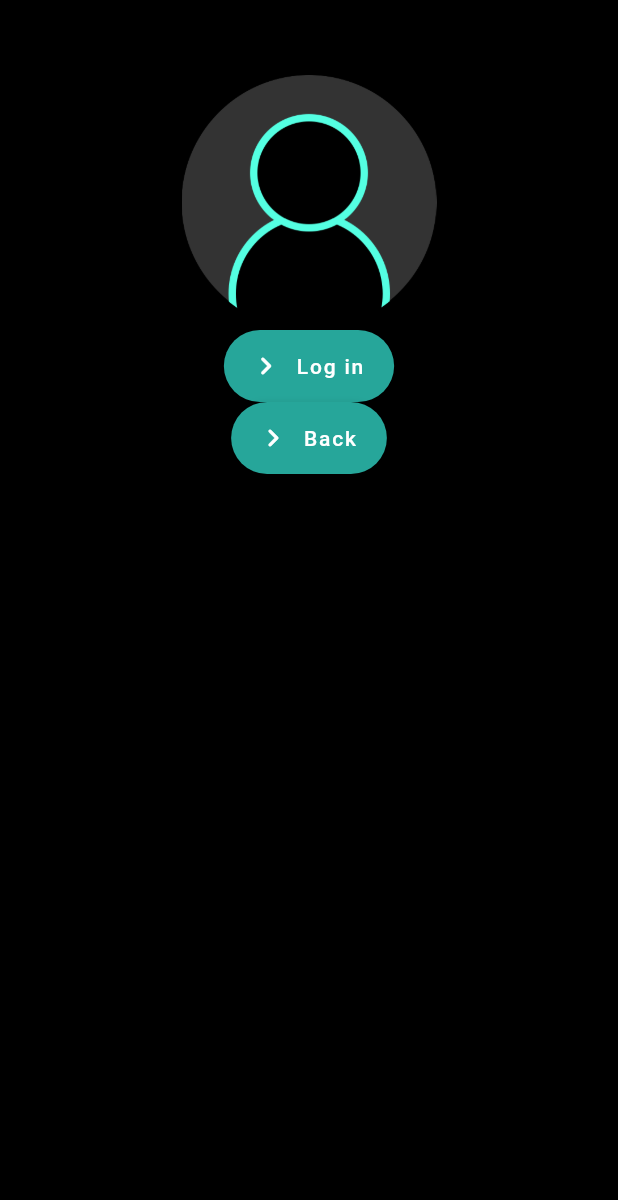
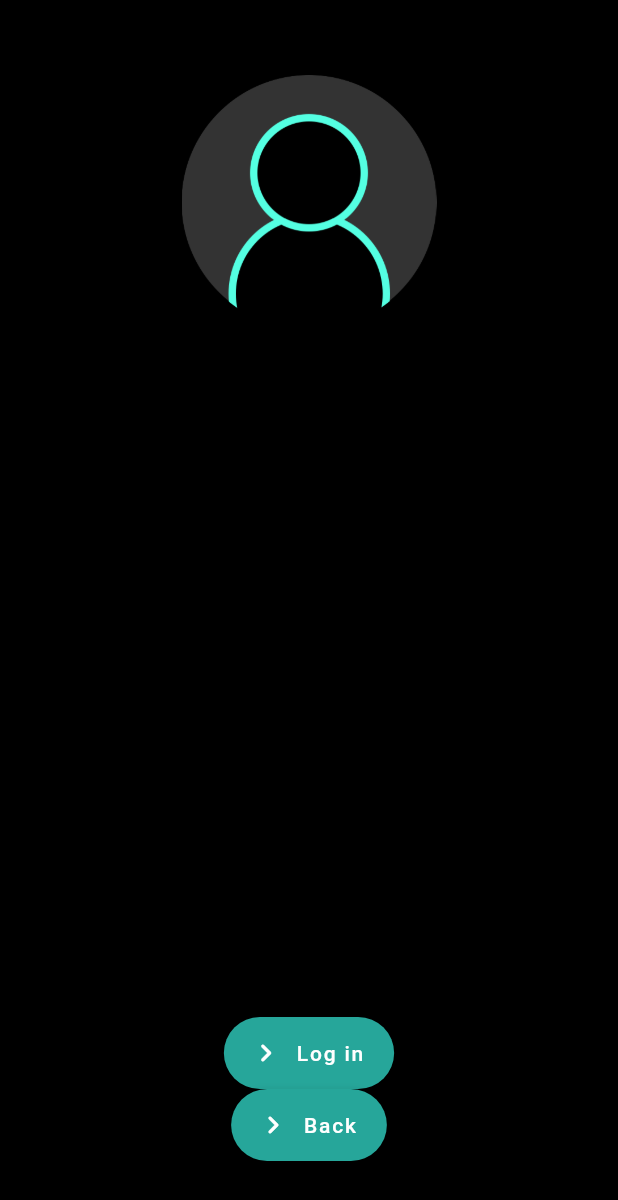
Before and after one commit to roybaishali07/Neon-Chat, a Flutter app: the screen it shows after launch, after a tap on "Next", on a phone screen of 412 x 824 dp. Shown: the top 1200 px of the screen. Run offline on Flutter 3.47's test engine with Material 2 defaults, Android fonts, the phone set to English and light mode, and no system bars.

Commit message:
added spacer

```diff
--- a/lib/signin_signup.dart
+++ b/lib/signin_signup.dart
@@ -18,6 +18,7 @@ class SigninOrSignupScreen extends StatelessWidget {
                     'images/user_avatar.png',
                     height: 170,
                   ),
+                  Spacer(),
                   FloatingActionButton.extended(
                     onPressed: () {
                       runApp(Chat());
```
